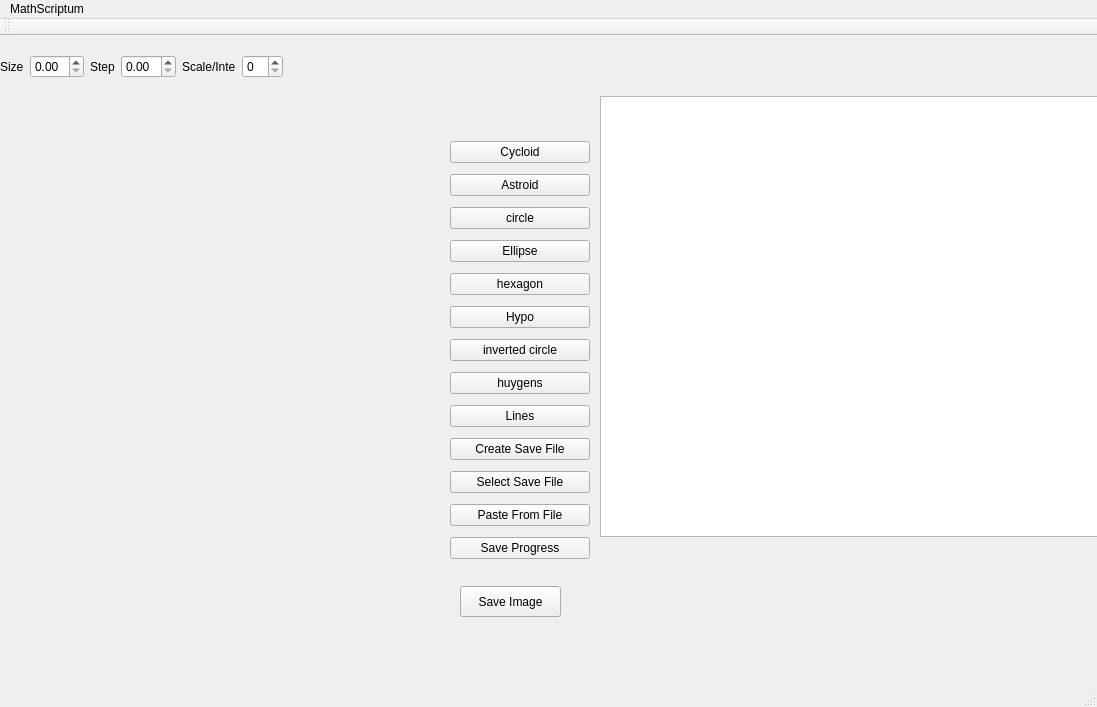
Above: mainwindow.ui from WSU-4110/Math_Scriptum before the change. Below: the same form after it.
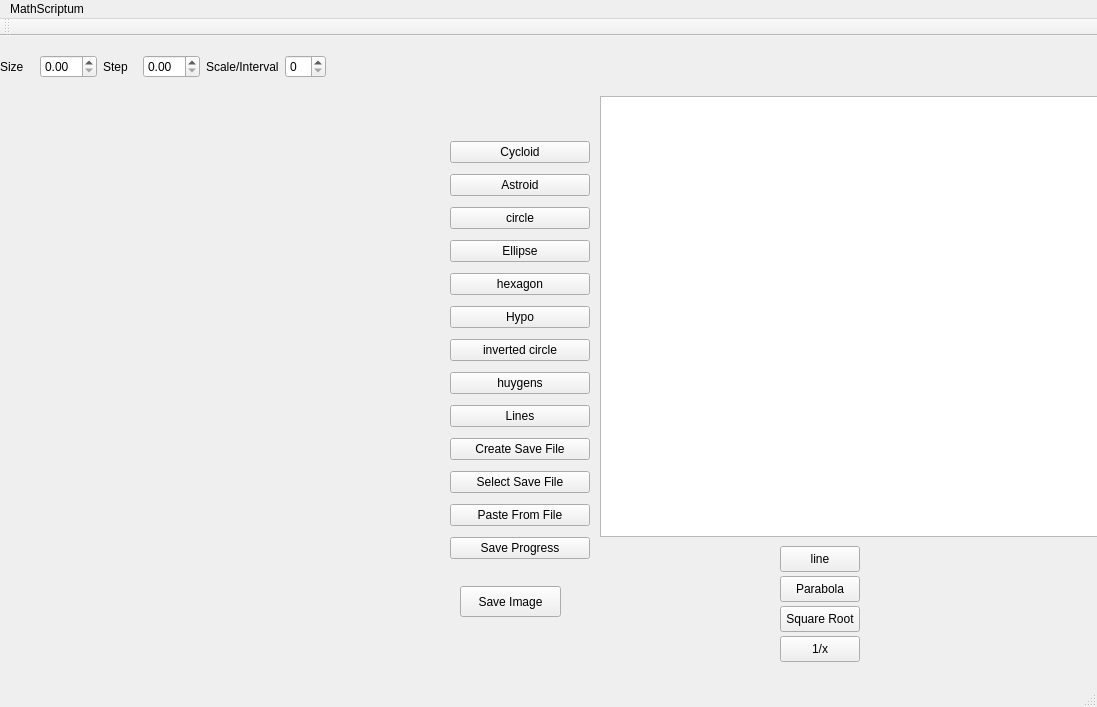
That is the form after the change. Custom widgets are drawn as their Qt base class.

Commit message: implement equations area and main window buttons

```diff
--- a/mainwindow.ui
+++ b/mainwindow.ui
@@ -56,13 +56,13 @@
      </property>
     </widget>
    </widget>
-   <widget class="QWidget" name="widget" native="true">
+   <widget class="EquationsArea" name="equationsArea" native="true">
     <property name="geometry">
      <rect>
-      <x>730</x>
-      <y>611</y>
-      <width>311</width>
-      <height>20</height>
+      <x>870</x>
+      <y>510</y>
+      <width>201</width>
+      <height>121</height>
      </rect>
     </property>
    </widget>
@@ -207,7 +207,7 @@
      <rect>
       <x>0</x>
       <y>10</y>
-      <width>283</width>
+      <width>326</width>
       <height>41</height>
      </rect>
     </property>
@@ -257,6 +257,58 @@
      <string>Save Image</string>
     </property>
    </widget>
+   <widget class="QPushButton" name="lineButton">
+    <property name="geometry">
+     <rect>
+      <x>780</x>
+      <y>510</y>
+      <width>80</width>
+      <height>26</height>
+     </rect>
+    </property>
+    <property name="text">
+     <string>line</string>
+    </property>
+   </widget>
+   <widget class="QPushButton" name="parabolaButton">
+    <property name="geometry">
+     <rect>
+      <x>780</x>
+      <y>540</y>
+      <width>80</width>
+      <height>26</height>
+     </rect>
+    </property>
+    <property name="text">
+     <string>Parabola</string>
+    </property>
+   </widget>
+   <widget class="QPushButton" name="sqrtButton">
+    <property name="geometry">
+     <rect>
+      <x>780</x>
+      <y>570</y>
+      <width>80</width>
+      <height>26</height>
+     </rect>
+    </property>
+    <property name="text">
+     <string>Square Root</string>
+    </property>
+   </widget>
+   <widget class="QPushButton" name="xRecipButton">
+    <property name="geometry">
+     <rect>
+      <x>780</x>
+      <y>600</y>
+      <width>80</width>
+      <height>26</height>
+     </rect>
+    </property>
+    <property name="text">
+     <string>1/x</string>
+    </property>
+   </widget>
   </widget>
   <widget class="QMenuBar" name="menubar">
    <property name="geometry">
@@ -300,6 +352,12 @@
    <header location="global">shapearea.h</header>
    <container>1</container>
   </customwidget>
+  <customwidget>
+   <class>EquationsArea</class>
+   <extends>QWidget</extends>
+   <header location="global">equationsarea.h</header>
+   <container>1</container>
+  </customwidget>
  </customwidgets>
  <resources/>
  <connections/>
```
Left out of the diff: 2 changed lines with no effect on the pictures. The commit also changes 4 other files.
